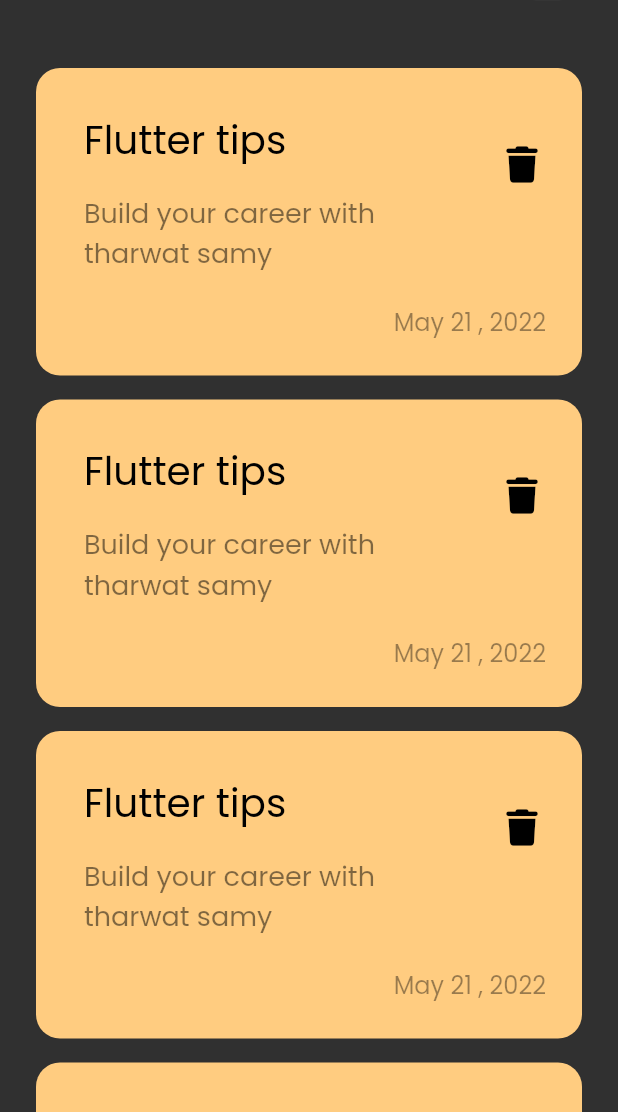
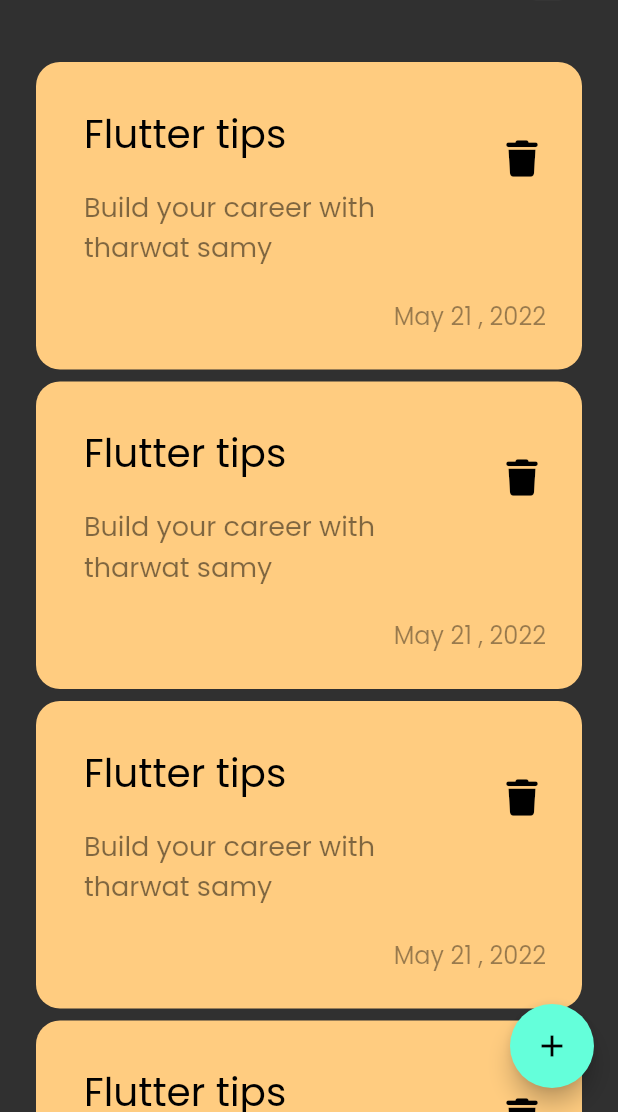
Before and after one commit to Ma7moudElbaz/notes_app, a Flutter app: the screen it shows after launch, on a phone screen of 412 x 824 dp, the part 124-1236 px from its top. Run offline on Flutter 3.47's test engine with Material 3 defaults, Android fonts, the phone set to English and light mode, and no system bars; our stand-ins replace font_awesome_flutter.

Commit message:
Add floating action button

```diff
--- a/lib/views/notes_view.dart
+++ b/lib/views/notes_view.dart
@@ -7,8 +7,12 @@ class NotesView extends StatelessWidget {
 
   @override
   Widget build(BuildContext context) {
-    return const Scaffold(
-      body: NotesViewBody(),
+    return Scaffold(
+      floatingActionButton: FloatingActionButton(
+        onPressed: () {},
+        child: const Icon(Icons.add),
+      ),
+      body: const NotesViewBody(),
     );
   }
 }
--- a/lib/widgets/notes_list_view.dart
+++ b/lib/widgets/notes_list_view.dart
@@ -4,12 +4,11 @@ import 'custom_note_item.dart';
 
 class NotesListView extends StatelessWidget {
   const NotesListView({super.key});
-
   @override
   Widget build(BuildContext context) {
     return ListView.builder(itemBuilder: (context, index) {
-      return Padding(
-        padding: const EdgeInsets.symmetric(vertical: 8.0),
+      return const Padding(
+        padding: EdgeInsets.symmetric(vertical: 4),
         child: NoteItem(),
       );
     });
```
